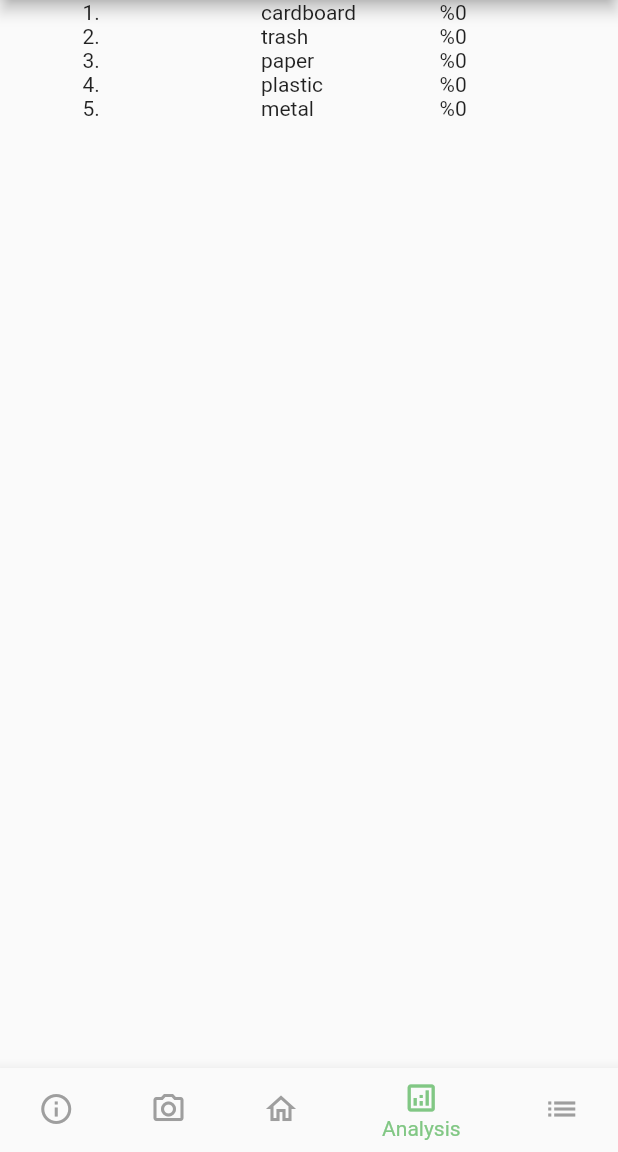
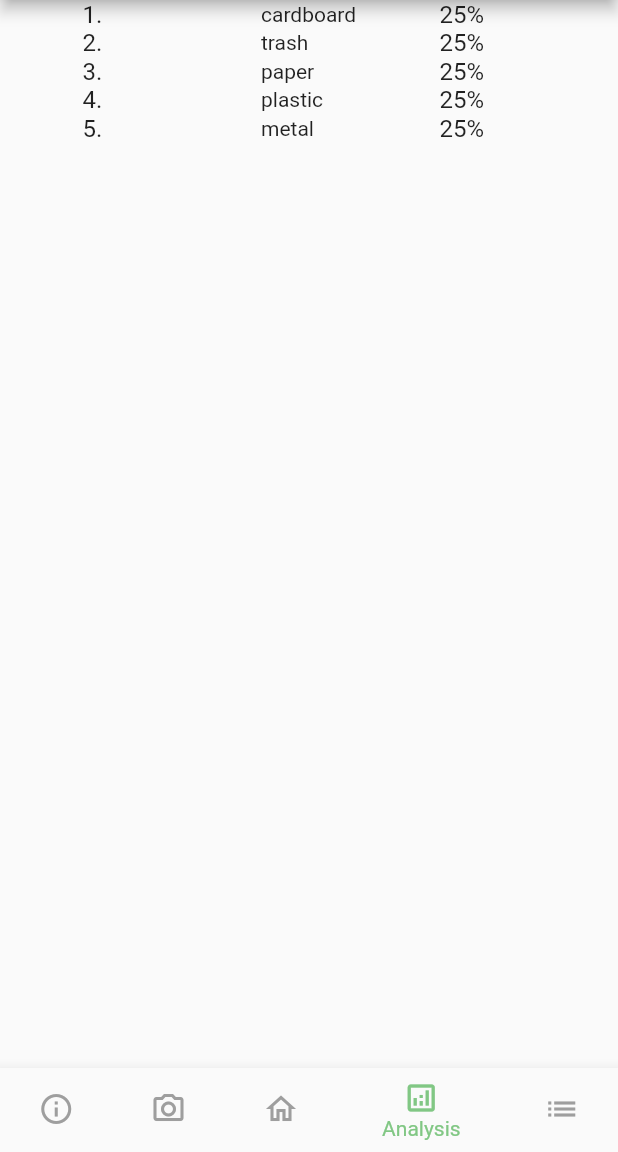
Before and after one commit to Artificially-Intelligent-Schulich/-Artificially-Intelligent, a Flutter app: the screen it shows after launch, item 4 of the bottom bar chosen, on a phone screen of 412 x 824 dp, the part 84-1236 px from its top. Run offline on Flutter 3.47's test engine with Material 2 defaults, Android fonts, the light colour scheme and no system bars; our stand-ins replace fluttertoast, go_router, image_picker.

Commit message:
bug fixes

```diff
--- a/recyclo/lib/models/user.dart
+++ b/recyclo/lib/models/user.dart
@@ -20,11 +20,11 @@ class User {
     this.tree = const Image(image: AssetImage('assets/images/sprout.png')),
   }) {
     categoryTally = {
-      'cardboard': 0,
-      'paper': 0,
-      'plastic': 0,
-      'metal': 0,
-      'trash': 0
+      'cardboard': 1,
+      'paper': 1,
+      'plastic': 1,
+      'metal': 1,
+      'trash': 1
     };
     item = StoredItems();
   }
--- a/recyclo/lib/widgets/analysis_widget.dart
+++ /dev/null
@@ -1,12 +0,0 @@
-import 'package:flutter/material.dart';
-
-class AnalysisWidget extends StatelessWidget {
-  const AnalysisWidget({super.key});
-
-  @override
-  Widget build(BuildContext context) {
-    return const SafeArea(
-      child: const Scaffold(),
-    );
-  }
-}
--- a/recyclo/lib/widgets/ranking_element.dart
+++ b/recyclo/lib/widgets/ranking_element.dart
@@ -5,35 +5,34 @@ class RankingElement extends StatelessWidget {
   final String type;
   final int percentage;
 
-  const RankingElement({super.key, required this.rank, required this.type, required this.percentage});
+  const RankingElement(
+      {super.key,
+      required this.rank,
+      required this.type,
+      required this.percentage});
 
   @override
   Widget build(BuildContext context) {
     return SafeArea(
-      child: Row(
-        mainAxisAlignment: MainAxisAlignment.spaceEvenly,
-        children: [
+        child: Row(mainAxisAlignment: MainAxisAlignment.spaceEvenly, children: [
       SizedBox(
           width: 64,
-            child: Text(rank.toString() + ". ")
-            ),
+          child: Text(
+            "$rank. ",
+            style: TextStyle(fontSize: 16),
+          )),
       SizedBox(
           width: 64,
-            child: Text(type + " ")),
+          child: Text(
+            "$type ",
+            style: TextStyle(fontSize: 14),
+          )),
       SizedBox(
           width: 64,
-            child: Text("%" + percentage.toString())
-          )
-        ]
-      )
-
-    );
-    return Row(
-      mainAxisAlignment: MainAxisAlignment.center,
-      children: [
-        Text(rank.toString()),
-        Text(type)
-      ]
-    );
+          child: Text(
+            "${percentage.toString()}%",
+            style: TextStyle(fontSize: 16),
+          ))
+    ]));
   }
 }
```
Also changed, not shown: 1 other file. Lines whose indentation alone changed are shown as unchanged.
